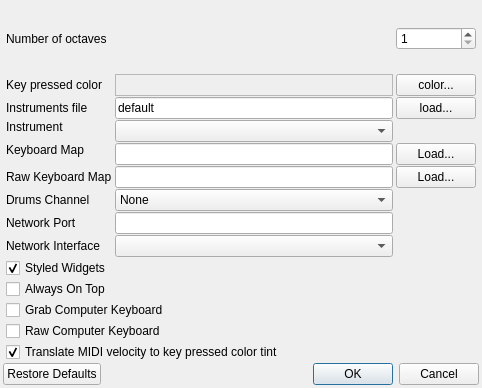
Qt form trunk/desktop/src/preferences.ui (svn2github/vmpk) before a commit.
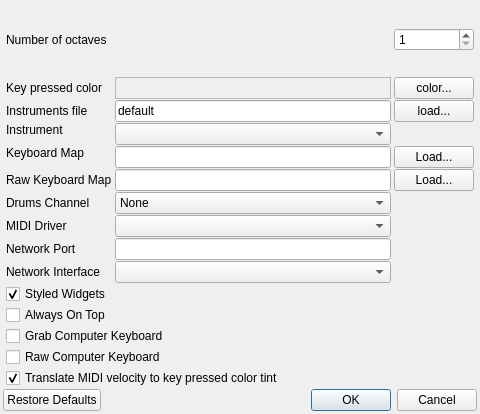
The same form after that commit. Icons and pictures are not drawn.

Commit message: integration of Gilles' patch to allow several drivers compiled at once, selectable at runtime (more work required)

What changed in the file:
```diff
--- a/trunk/desktop/src/preferences.ui
+++ b/trunk/desktop/src/preferences.ui
@@ -23,8 +23,8 @@
    <rect>
     <x>0</x>
     <y>0</y>
-    <width>482</width>
-    <height>388</height>
+    <width>480</width>
+    <height>414</height>
    </rect>
   </property>
   <property name="windowTitle">
@@ -54,8 +54,8 @@
        <rect>
         <x>0</x>
         <y>0</y>
-        <width>476</width>
-        <height>355</height>
+        <width>474</width>
+        <height>381</height>
        </rect>
       </property>
       <layout class="QGridLayout" name="gridLayout">
@@ -365,7 +365,7 @@
          </item>
         </widget>
        </item>
-       <item row="8" column="0">
+       <item row="9" column="0">
         <widget class="QLabel" name="lblNetworkPort">
          <property name="text">
           <string>Network Port</string>
@@ -375,10 +375,10 @@
          </property>
         </widget>
        </item>
-       <item row="8" column="1">
+       <item row="9" column="1">
         <widget class="QLineEdit" name="txtNetworkPort"/>
        </item>
-       <item row="10" column="0">
+       <item row="11" column="0">
         <widget class="QCheckBox" name="chkStyledKnobs">
          <property name="whatsThis">
           <string>Change the widget (knobs, switches) style, either using the custom look or reverting to the style selected in qtconfig.</string>
@@ -391,7 +391,7 @@
          </property>
         </widget>
        </item>
-       <item row="11" column="0">
+       <item row="12" column="0">
         <widget class="QCheckBox" name="chkAlwaysOnTop">
          <property name="whatsThis">
           <string>Check this box to keep the keyboard window always visible, on top of other windows.</string>
@@ -401,7 +401,7 @@
          </property>
         </widget>
        </item>
-       <item row="13" column="0" colspan="2">
+       <item row="14" column="0" colspan="2">
         <widget class="QCheckBox" name="chkRawKeyboard">
          <property name="whatsThis">
           <string>&lt;!DOCTYPE HTML PUBLIC &quot;-//W3C//DTD HTML 4.0//EN&quot; &quot;http://www.w3.org/TR/REC-html40/strict.dtd&quot;&gt;
@@ -418,7 +418,7 @@
          </property>
         </widget>
        </item>
-       <item row="14" column="0" colspan="2">
+       <item row="15" column="0" colspan="2">
         <widget class="QCheckBox" name="chkVelocityColor">
          <property name="text">
           <string>Translate MIDI velocity to key pressed color tint</string>
@@ -428,7 +428,7 @@
          </property>
         </widget>
        </item>
-       <item row="12" column="0" colspan="2">
+       <item row="13" column="0" colspan="2">
         <widget class="QCheckBox" name="chkGrabKb">
          <property name="whatsThis">
           <string>&lt;!DOCTYPE HTML PUBLIC &quot;-//W3C//DTD HTML 4.0//EN&quot; &quot;http://www.w3.org/TR/REC-html40/strict.dtd&quot;&gt;
@@ -442,16 +442,29 @@
          </property>
         </widget>
        </item>
-       <item row="9" column="0">
+       <item row="10" column="0">
         <widget class="QLabel" name="lblNetworkIface">
          <property name="text">
           <string>Network Interface</string>
          </property>
         </widget>
        </item>
-       <item row="9" column="1">
+       <item row="10" column="1">
         <widget class="QComboBox" name="cboNetworkIface"/>
        </item>
+       <item row="8" column="0">
+        <widget class="QLabel" name="lblMIDIDriver">
+         <property name="text">
+          <string>MIDI Driver</string>
+         </property>
+         <property name="buddy">
+          <cstring>cboMIDIDriver</cstring>
+         </property>
+        </widget>
+       </item>
+       <item row="8" column="1">
+        <widget class="QComboBox" name="cboMIDIDriver"/>
+       </item>
       </layout>
      </widget>
     </widget>
```
Left out of the diff: 13 changed lines with no effect on the pictures. The commit also changes 8 other files.
